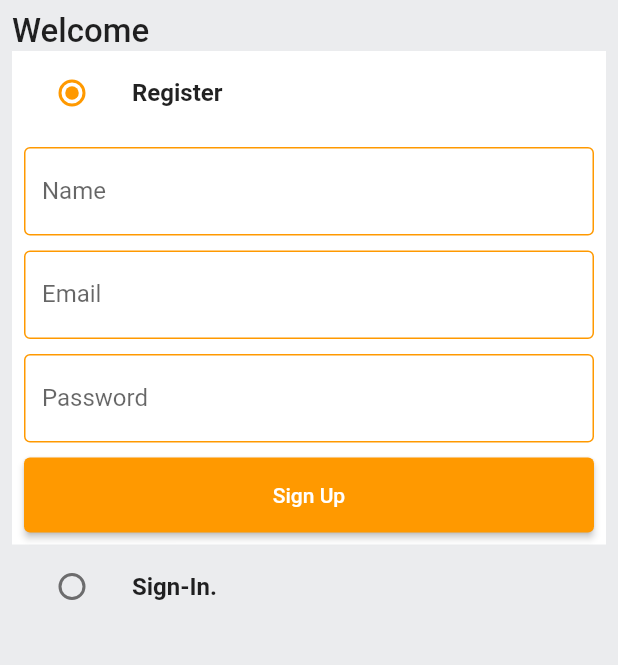
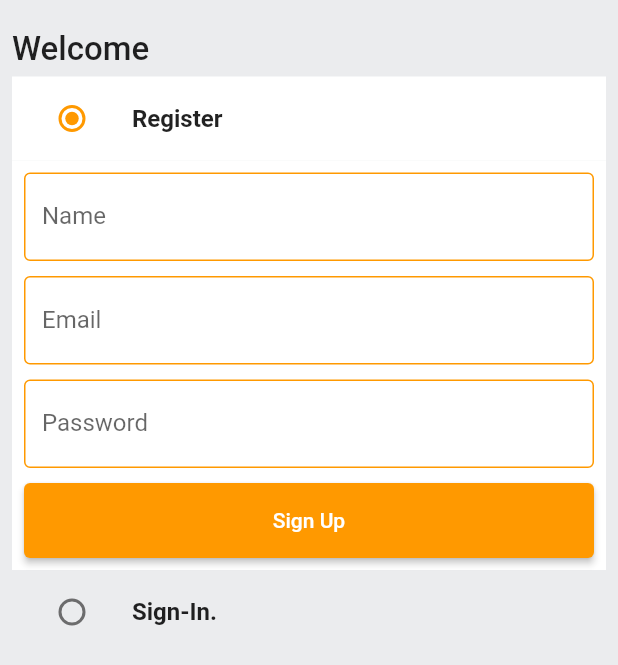
Before and after one commit to aditechdev/shopping_app, a Flutter app: the screen it shows after launch, on a phone screen of 412 x 824 dp. Shown: the top 665 px of the screen. Run offline on Flutter 3.47's test engine with Material 2 defaults, Android fonts, the light colour scheme and no system bars.

Commit message:
:sparkles: UI modify

```diff
--- a/lib/features/auth/screens/auth_screens.dart
+++ b/lib/features/auth/screens/auth_screens.dart
@@ -45,7 +45,7 @@ class _AuthScreenState extends State<AuthScreen> {
       backgroundColor: GlobalVariable.greyBackgroundColor,
       body: SafeArea(
           child: Padding(
-        padding: const EdgeInsets.all(8.0),
+        padding: const EdgeInsets.only(left: 8, right: 8, bottom: 8, top: 20),
         child: SingleChildScrollView(
           scrollDirection: Axis.vertical,
           child: Column(
@@ -57,6 +57,9 @@ class _AuthScreenState extends State<AuthScreen> {
                   fontSize: 22,
                   fontWeight: FontWeight.w500,
                 ),
+              ),
+              const SizedBox(
+                height: 5,
               ),
               ListTile(
                 tileColor: (_auth == Auth.register)
```
